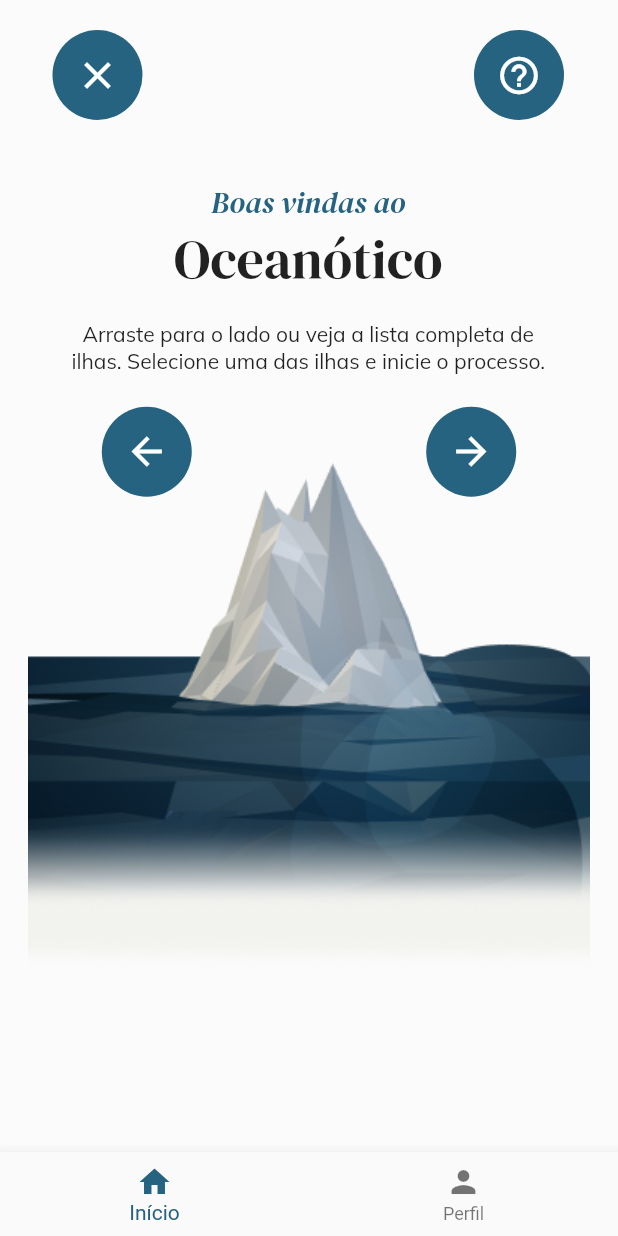
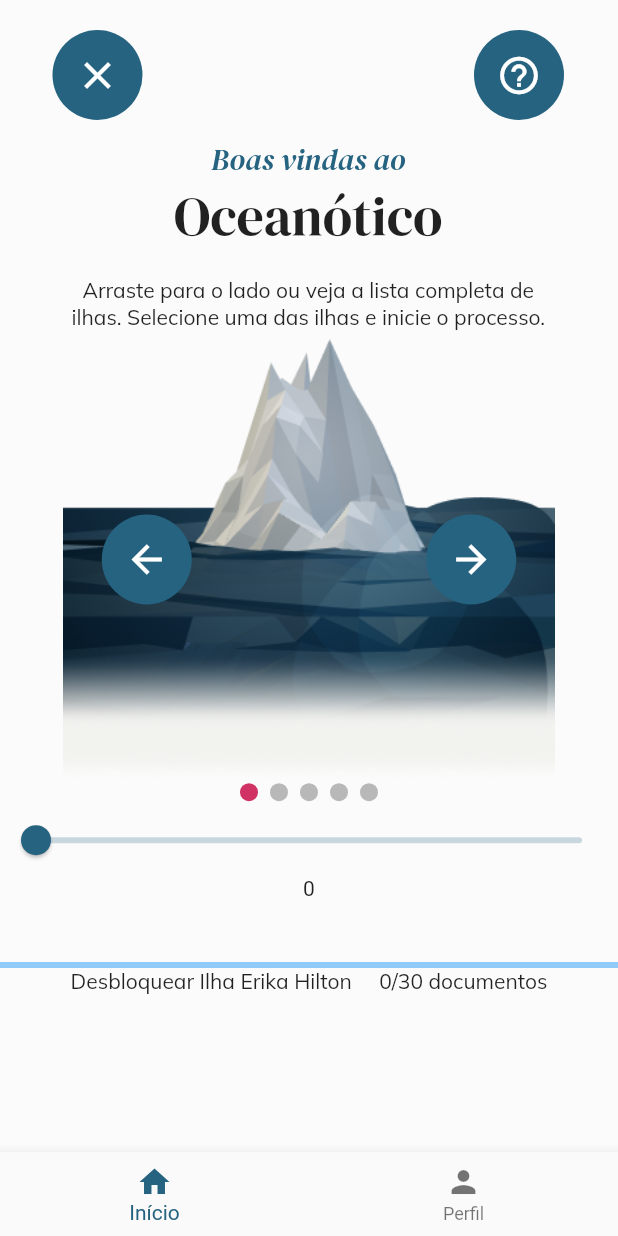
Before and after one commit to ambitencourt/ods10, a Flutter app: the IslandsPage screen opened by its route, on a phone screen of 412 x 824 dp. Run offline on Flutter 3.47's test engine with Material 2 defaults, Android fonts, the phone set to English and light mode, and no system bars; drawn by our look-alikes of carousel_slider; our stand-ins replace flutter_mobx, flutter_modular, google_fonts, mobx; generated files the repository leaves out were written again.

Commit message:
update2 islands

```diff
--- a/lib/app/modules/journey/presentation/pages/islands_page.dart
+++ b/lib/app/modules/journey/presentation/pages/islands_page.dart
@@ -4,6 +4,7 @@ import 'package:ods10/app/modules/journey/presentation/widgets/sizedbox_widget.d
 import 'package:carousel_slider/carousel_slider.dart';
 
 import '../widgets/image_sliders_widget.dart';
+import '../widgets/islands_bottomsheet_widget.dart';
 
 class IslandsPage extends StatefulWidget {
   const IslandsPage({Key? key}) : super(key: key);
@@ -13,11 +14,23 @@ class IslandsPage extends StatefulWidget {
 }
 
 class _IslandsPageState extends State<IslandsPage> {
+  int current = 0;
+  double _progressValue = 0.0;
+
+  void _onChanged(double progressValue) {
+    _progressValue = progressValue;
+  }
+
   final CarouselController _controller = CarouselController();
+
   @override
   Widget build(BuildContext context) {
     return Scaffold(
-      body: Stack(
+      body: LayoutBuilder(
+        builder: (context, constraints) {
+          return SizedBox(
+            height: constraints.maxHeight,
+            child: Stack(
               children: [
                 SingleChildScrollView(
                   child: Column(
@@ -65,7 +78,7 @@ class _IslandsPageState extends State<IslandsPage> {
                                 ),
                               ],
                             ),
-                      customSizedBox1(context),
+                            customSizedBox4(context),
                             SizedBox(
                               height: 27,
                               width: 157,
@@ -88,7 +101,8 @@ class _IslandsPageState extends State<IslandsPage> {
                                 textAlign: TextAlign.center,
                                 style: GoogleFonts.dmSerifDisplay(
                                   textStyle: const TextStyle(
-                                fontSize: 36, fontStyle: FontStyle.normal),
+                                      fontSize: 36,
+                                      fontStyle: FontStyle.normal),
                                 ),
                               ),
                             ),
@@ -101,36 +115,36 @@ class _IslandsPageState extends State<IslandsPage> {
                                 textAlign: TextAlign.center,
                                 style: GoogleFonts.mulish(
                                   textStyle: const TextStyle(
-                                fontSize: 14, fontStyle: FontStyle.normal),
+                                      fontSize: 14,
+                                      fontStyle: FontStyle.normal),
                                 ),
                               ),
                             ),
-                      customSizedBox3(context),
                           ],
                         ),
                       ),
-                SizedBox(
-                  height: MediaQuery.of(context).size.height * .6,
-                  child: Column(
-                    //mainAxisAlignment: MainAxisAlignment.center,
-                    //crossAxisAlignment: CrossAxisAlignment.center,
+                      Column(
                         children: [
                           Stack(
-                        alignment: AlignmentDirectional.topCenter,
+                            alignment: AlignmentDirectional.center,
                             children: [
                               CarouselSlider(
                                 items: imageSliders,
                                 options: CarouselOptions(
                                   enableInfiniteScroll: false,
                                   viewportFraction: 1,
-                                aspectRatio: 1),
+                                  aspectRatio: 1.4,
+                                  onPageChanged: (index, reason) {
+                                    setState(() {
+                                      current = index;
+                                    });
+                                  },
+                                ),
                                 carouselController: _controller,
                               ),
-                          // SizedBox(
-                          //   height: MediaQuery.of(context).size.height * .5,
-                          // ),
                               Row(
-                            mainAxisAlignment: MainAxisAlignment.spaceEvenly,
+                                mainAxisAlignment:
+                                    MainAxisAlignment.spaceEvenly,
                                 children: [
                                   InkWell(
                                     borderRadius: BorderRadius.circular(220),
@@ -149,7 +163,8 @@ class _IslandsPageState extends State<IslandsPage> {
                                     onTap: () => _controller.previousPage(),
                                   ),
                                   SizedBox(
-                                width: MediaQuery.of(context).size.width * .05,
+                                    width:
+                                        MediaQuery.of(context).size.width * .05,
                                   ),
                                   InkWell(
                                       borderRadius: BorderRadius.circular(220),
@@ -165,20 +180,85 @@ class _IslandsPageState extends State<IslandsPage> {
                                           color: Colors.white,
                                         ),
                                       ),
-                                onTap: () => _controller.nextPage(),
-                              ),
+                                      onTap: () {
+                                        _controller.nextPage();
+                                      }),
                                 ],
                               ),
                             ],
                           ),
                         ],
                       ),
+                      Row(
+                        mainAxisAlignment: MainAxisAlignment.center,
+                        children: imgList.asMap().entries.map((entry) {
+                          return GestureDetector(
+                            onTap: () => _controller.animateToPage(entry.key),
+                            child: Container(
+                              width: 12.0,
+                              height: 12.0,
+                              margin: const EdgeInsets.symmetric(
+                                  vertical: 2.0, horizontal: 4.0),
+                              decoration: BoxDecoration(
+                                shape: BoxShape.circle,
+                                color: current == entry.key
+                                    ? const Color(0xFFD03363)
+                                    : const Color(0xFFB8B8B8),
                               ),
+                            ),
+                          );
+                        }).toList(),
+                      ),
+                      Column(
+                        children: [
+                          Slider(
+                            value: _progressValue,
+                            onChanged: (double _progressValue) {
+                              setState(() {
+                                _onChanged(_progressValue);
+                              });
+                            },
+                            min: 0.0,
+                            max: 30.0,
+                          ),
+                          Text('${_progressValue.round()}'),
+                          customSizedBox1(context),
+                          LinearProgressIndicator(
+                            value: _progressValue / 30,
+                            valueColor: const AlwaysStoppedAnimation<Color>(
+                                Color(0xFFD03363)),
+                          ),
+                          Text(
+                            'Desbloquear Ilha Erika Hilton     ${_progressValue.round()}/30 documentos',
+                            style: GoogleFonts.mulish(),
+                          ),
+                        ],
+                      ),
+                      // DraggableScrollableSheet(
+                      //   builder: (context, scrollController) {
+                      //     //return showModal(context);
+                      //     return ListTile(
+                      //       title: Text(
+                      //         'Lista de ilhas',
+                      //         style: GoogleFonts.mulish(
+                      //           textStyle: const TextStyle(
+                      //             fontSize: 14,
+                      //             color: Color(0xFF256380),
+                      //             fontWeight: FontWeight.w700,
+                      //           ),
+                      //         ),
+                      //       ),
+                      //     );
+                      //   },
+                      // )
                     ],
                   ),
                 ),
               ],
             ),
           );
+        },
+      ),
+    );
   }
 }
--- a/pubspec.yaml
+++ b/pubspec.yaml
@@ -21,6 +21,7 @@ dependencies:
   percent_indicator: ^3.4.0
   carousel_slider: ^4.0.0
 
+
 dev_dependencies:
   flutter_test:
     sdk: flutter
```
Also changed, not shown: lib/app/modules/journey/presentation/pages/islands_bottomsheet_page.dart (added, +56 -0 lines), lib/app/modules/journey/presentation/pages/journey_home.dart (deleted, +0 -247 lines), lib/app/modules/journey/presentation/widgets/islands_bottomsheet_widget.dart (added, +11 -0 lines). Lines whose indentation alone changed are shown as unchanged.
